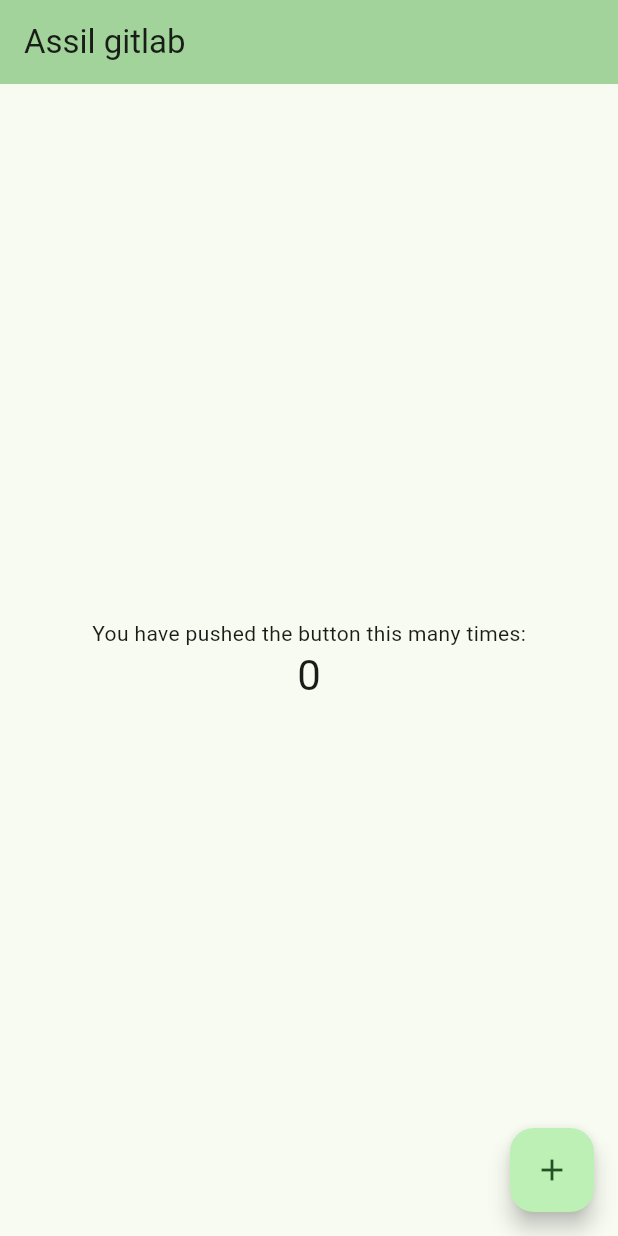
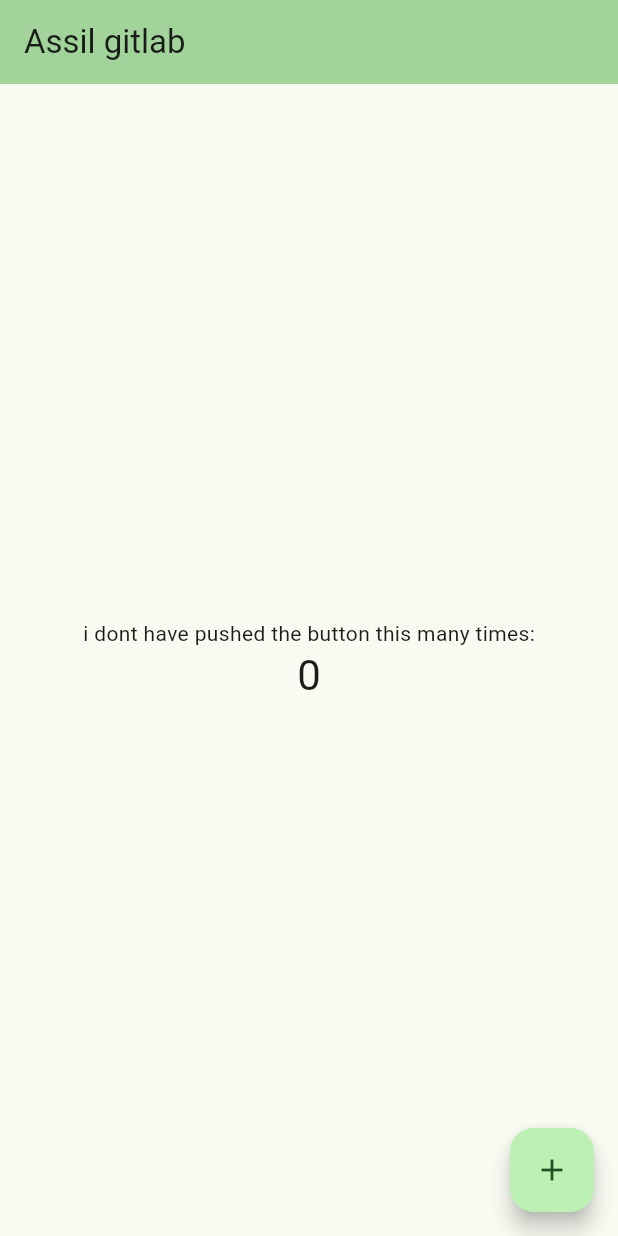
Before and after one commit to aconitum001/tesst_lab, a Flutter app: the screen it shows after launch, on a phone screen of 412 x 824 dp. Run offline on Flutter 3.47's test engine with Material 3 defaults, Android fonts, the phone set to English and light mode, and no system bars.

Commit message:
changed the text

```diff
--- a/lib/main.dart
+++ b/lib/main.dart
@@ -50,7 +50,7 @@ class _MyHomePageState extends State<MyHomePage> {
           mainAxisAlignment: MainAxisAlignment.center,
           children: <Widget>[
             const Text(
-              'You have pushed the button this many times:',
+              'i dont have pushed the button this many times:',
             ),
             Text(
               '$_counter',
```
